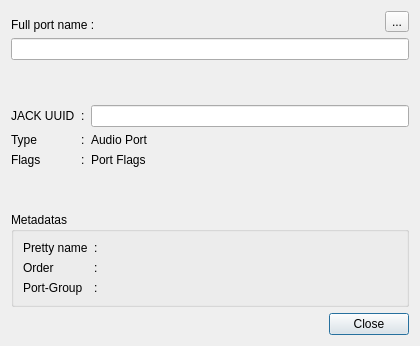
Above: resources/ui/canvas_port_info.ui from Houston4444/HoustonPatchbay before the change. Below: the same form after it.
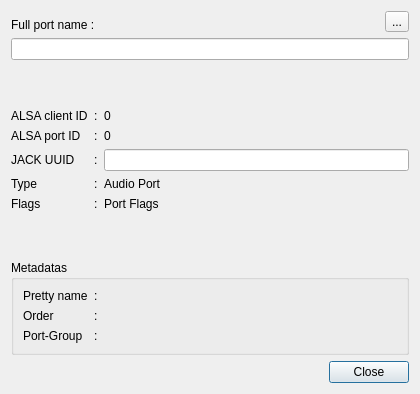
That is the form after the change. Icons and pictures are not drawn.

Commit message: display ALSA client and port ids in client info dialog

Diff of the .ui file:
```diff
--- a/resources/ui/canvas_port_info.ui
+++ b/resources/ui/canvas_port_info.ui
@@ -7,7 +7,7 @@
     <x>0</x>
     <y>0</y>
     <width>420</width>
-    <height>346</height>
+    <height>394</height>
    </rect>
   </property>
   <property name="windowTitle">
@@ -83,14 +83,41 @@
    </item>
    <item>
     <layout class="QGridLayout" name="gridLayout">
-     <item row="1" column="1">
+     <item row="4" column="1">
+      <widget class="QLabel" name="label_3">
+       <property name="sizePolicy">
+        <sizepolicy hsizetype="Fixed" vsizetype="Preferred">
+         <horstretch>0</horstretch>
+         <verstretch>0</verstretch>
+        </sizepolicy>
+       </property>
+       <property name="text">
+        <string>:</string>
+       </property>
+      </widget>
+     </item>
+     <item row="3" column="1">
       <widget class="QLabel" name="label_6">
        <property name="text">
         <string>:</string>
        </property>
       </widget>
      </item>
-     <item row="1" column="0">
+     <item row="0" column="0">
+      <widget class="QLabel" name="labelAlsaClientId">
+       <property name="text">
+        <string>ALSA client ID</string>
+       </property>
+      </widget>
+     </item>
+     <item row="0" column="2">
+      <widget class="QLabel" name="labelAlsaClientIdNum">
+       <property name="text">
+        <string>0</string>
+       </property>
+      </widget>
+     </item>
+     <item row="3" column="0">
       <widget class="QLabel" name="label_5">
        <property name="sizePolicy">
         <sizepolicy hsizetype="Fixed" vsizetype="Preferred">
@@ -103,61 +130,76 @@
        </property>
       </widget>
      </item>
-     <item row="2" column="1">
-      <widget class="QLabel" name="label_3">
-       <property name="sizePolicy">
-        <sizepolicy hsizetype="Fixed" vsizetype="Preferred">
-         <horstretch>0</horstretch>
-         <verstretch>0</verstretch>
-        </sizepolicy>
-       </property>
-       <property name="text">
-        <string>:</string>
-       </property>
-      </widget>
-     </item>
-     <item row="2" column="0">
+     <item row="4" column="0">
       <widget class="QLabel" name="label_4">
        <property name="text">
         <string>Flags</string>
        </property>
       </widget>
      </item>
-     <item row="2" column="2" colspan="3">
-      <widget class="QLabel" name="labelPortFlags">
-       <property name="text">
-        <string>Port Flags</string>
-       </property>
-      </widget>
-     </item>
-     <item row="0" column="0">
+     <item row="2" column="0">
       <widget class="QLabel" name="labelJackUuid">
        <property name="text">
         <string>JACK UUID</string>
        </property>
       </widget>
      </item>
-     <item row="0" column="1">
-      <widget class="QLabel" name="labelColonJackUuid">
-       <property name="text">
-        <string>:</string>
-       </property>
-      </widget>
-     </item>
-     <item row="0" column="2" colspan="3">
+     <item row="2" column="2" colspan="3">
       <widget class="QLineEdit" name="lineEditUuid">
        <property name="readOnly">
         <bool>true</bool>
        </property>
       </widget>
      </item>
-     <item row="1" column="2" colspan="3">
+     <item row="3" column="2" colspan="3">
       <widget class="QLabel" name="labelPortType">
        <property name="text">
         <string>Audio Port</string>
        </property>
       </widget>
      </item>
+     <item row="2" column="1">
+      <widget class="QLabel" name="labelColonJackUuid">
+       <property name="text">
+        <string>:</string>
+       </property>
+      </widget>
+     </item>
+     <item row="0" column="1">
+      <widget class="QLabel" name="labelColonAlsaClientId">
+       <property name="text">
+        <string>:</string>
+       </property>
+      </widget>
+     </item>
+     <item row="4" column="2" colspan="3">
+      <widget class="QLabel" name="labelPortFlags">
+       <property name="text">
+        <string>Port Flags</string>
+       </property>
+      </widget>
+     </item>
+     <item row="1" column="0">
+      <widget class="QLabel" name="labelAlsaPortId">
+       <property name="text">
+        <string>ALSA port ID</string>
+       </property>
+      </widget>
+     </item>
+     <item row="1" column="1">
+      <widget class="QLabel" name="labelColonAlsaPortId">
+       <property name="text">
+        <string>:</string>
+       </property>
+      </widget>
+     </item>
+     <item row="1" column="2">
+      <widget class="QLabel" name="labelAlsaPortIdNum">
+       <property name="text">
+        <string>0</string>
+       </property>
+      </widget>
+     </item>
     </layout>
    </item>
    <item>
```
The commit also changes 2 other files.
